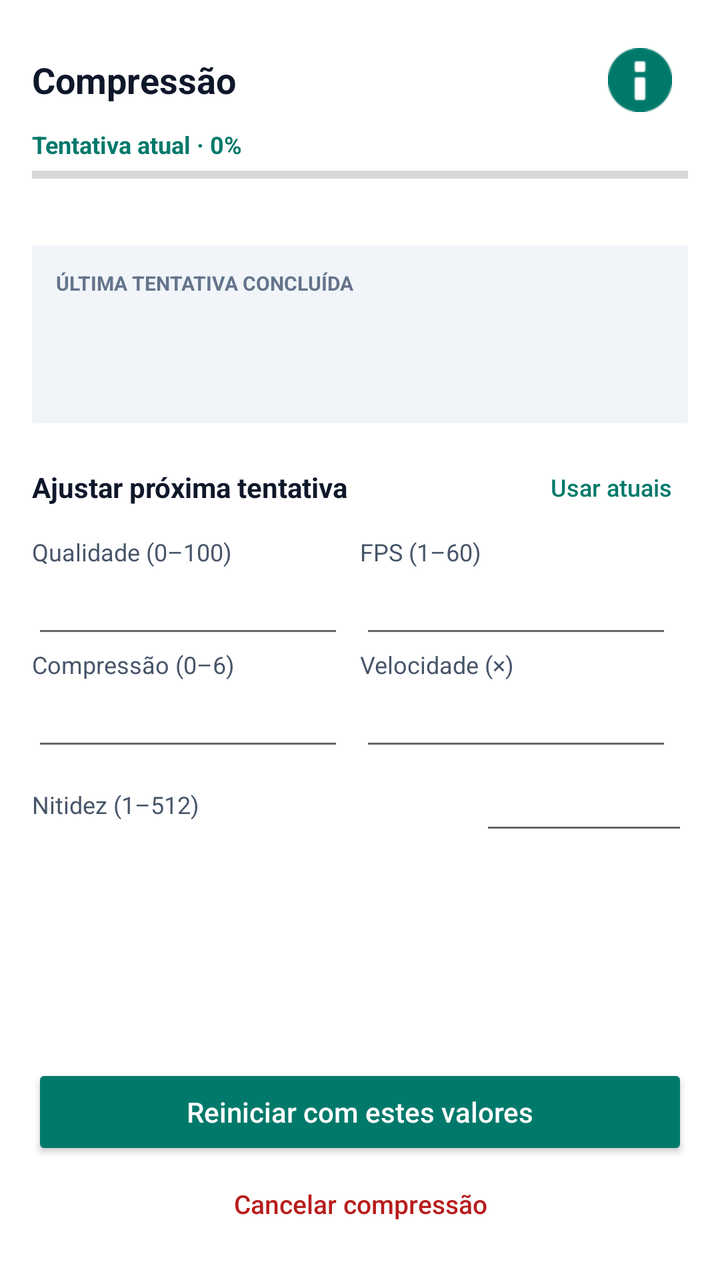
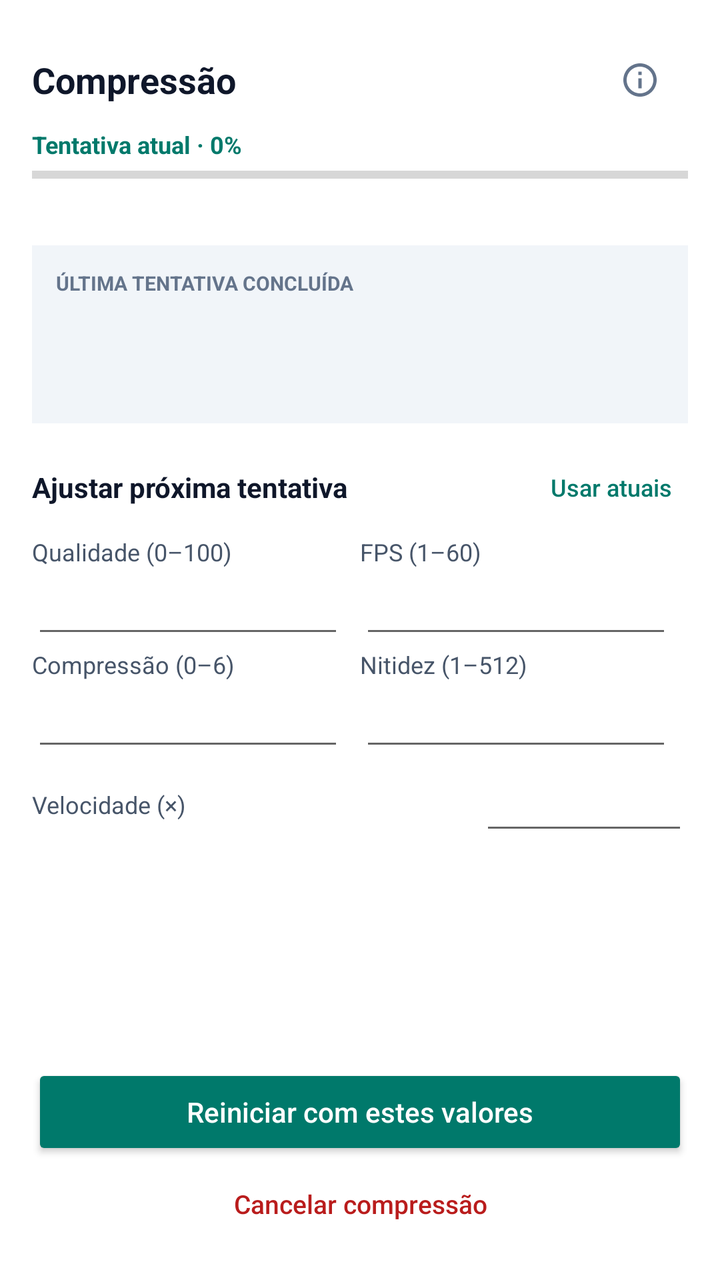

Screens rendered from an Android XML layout before and after an edit, with the pre-edit source and the edit as a unified diff.
<!-- AndroidManifest.xml: application theme AppTheme -->
<!-- res/layout/dialog_compression.xml -->
<?xml version="1.0" encoding="utf-8"?>
<LinearLayout xmlns:android="http://schemas.android.com/apk/res/android" android:layout_width="match_parent" android:layout_height="match_parent" android:orientation="vertical" android:padding="16dp">
 <LinearLayout android:layout_width="match_parent" android:layout_height="wrap_content" android:gravity="center_vertical" android:orientation="horizontal">
 <TextView android:id="@+id/compression_title" android:layout_width="0dp" android:layout_weight="1" android:layout_height="wrap_content" android:text="Compressão" android:textSize="18sp" android:textStyle="bold" android:textColor="#0F172A" />
 <ImageButton android:id="@+id/compression_info" android:layout_width="48dp" android:layout_height="48dp" android:background="?attr/selectableItemBackgroundBorderless" android:src="@android:drawable/ic_dialog_info" android:tint="#00796B" android:contentDescription="Informações sobre a compressão" />
 </LinearLayout>
 <ScrollView android:layout_width="match_parent" android:layout_height="0dp" android:layout_weight="1" android:fillViewport="false">
 <LinearLayout android:layout_width="match_parent" android:layout_height="wrap_content" android:orientation="vertical">
 <TextView android:id="@+id/compression_percentage" android:layout_width="match_parent" android:layout_height="wrap_content" android:text="Tentativa atual · 0%" android:textSize="12sp" android:textColor="#00796B" android:textStyle="bold" />
 <ProgressBar android:id="@+id/progress_bar" style="?android:attr/progressBarStyleHorizontal" android:layout_width="match_parent" android:layout_height="6dp" android:layout_marginTop="4dp" android:indeterminate="false" android:max="100" android:progress="0" />
 <TextView android:id="@+id/attempts_tv" android:layout_width="match_parent" android:layout_height="wrap_content" android:layout_marginTop="8dp" android:layout_marginBottom="8dp" android:textSize="12sp" android:textColor="#64748B" />
 <LinearLayout android:layout_width="match_parent" android:layout_height="wrap_content" android:orientation="vertical" android:padding="12dp" android:background="#F1F5F9">
 <TextView android:layout_width="match_parent" android:layout_height="wrap_content" android:text="ÚLTIMA TENTATIVA CONCLUÍDA" android:textSize="10sp" android:textStyle="bold" android:textColor="#64748B" />
 <TextView android:id="@+id/last_attempt_size" android:layout_width="match_parent" android:layout_height="wrap_content" android:layout_marginTop="4dp" android:textSize="20sp" android:textStyle="bold" android:textColor="#0F172A" />
 <TextView android:id="@+id/webp_info_tv" android:layout_width="match_parent" android:layout_height="wrap_content" android:layout_marginTop="4dp" android:textSize="12sp" android:textColor="#475569" android:textIsSelectable="true" />
 </LinearLayout>
 <LinearLayout android:layout_width="match_parent" android:layout_height="wrap_content" android:layout_marginTop="8dp" android:gravity="center_vertical" android:orientation="horizontal">
 <TextView android:layout_width="0dp" android:layout_weight="1" android:layout_height="wrap_content" android:text="Ajustar próxima tentativa" android:textStyle="bold" android:textSize="14sp" android:textColor="#0F172A" />
 <androidx.appcompat.widget.AppCompatButton android:id="@+id/use_current_settings" style="@style/Widget.AppCompat.Button.Borderless" android:layout_width="wrap_content" android:layout_height="48dp" android:minWidth="0dp" android:paddingLeft="8dp" android:paddingRight="8dp" android:text="Usar atuais" android:textAllCaps="false" android:textSize="12sp" android:textColor="#00796B" />
 </LinearLayout>
<LinearLayout android:layout_width="match_parent" android:layout_height="wrap_content" android:orientation="horizontal"><LinearLayout android:layout_width="0dp" android:layout_weight="1" android:layout_height="wrap_content" android:orientation="vertical" android:paddingRight="8dp">
  <TextView android:layout_width="match_parent" android:layout_height="wrap_content" android:text="Qualidade (0–100)" android:textSize="12sp" android:textColor="#475569" android:labelFor="@id/retry_quality" />
  <EditText android:id="@+id/retry_quality" android:layout_width="match_parent" android:layout_height="40dp" android:textSize="15sp" android:textColor="#0F172A" android:inputType="number" android:selectAllOnFocus="true" android:singleLine="true" />
  </LinearLayout><LinearLayout android:layout_width="0dp" android:layout_weight="1" android:layout_height="wrap_content" android:orientation="vertical" android:paddingRight="8dp">
  <TextView android:layout_width="match_parent" android:layout_height="wrap_content" android:text="FPS (1–60)" android:textSize="12sp" android:textColor="#475569" android:labelFor="@id/retry_fps" />
  <EditText android:id="@+id/retry_fps" android:layout_width="match_parent" android:layout_height="40dp" android:textSize="15sp" android:textColor="#0F172A" android:inputType="number" android:selectAllOnFocus="true" android:singleLine="true" />
  </LinearLayout></LinearLayout>
<LinearLayout android:layout_width="match_parent" android:layout_height="wrap_content" android:orientation="horizontal"><LinearLayout android:layout_width="0dp" android:layout_weight="1" android:layout_height="wrap_content" android:orientation="vertical" android:paddingRight="8dp">
  <TextView android:layout_width="match_parent" android:layout_height="wrap_content" android:text="Compressão (0–6)" android:textSize="12sp" android:textColor="#475569" android:labelFor="@id/retry_compression" />
  <EditText android:id="@+id/retry_compression" android:layout_width="match_parent" android:layout_height="40dp" android:textSize="15sp" android:textColor="#0F172A" android:inputType="number" android:selectAllOnFocus="true" android:singleLine="true" />
  </LinearLayout><LinearLayout android:layout_width="0dp" android:layout_weight="1" android:layout_height="wrap_content" android:orientation="vertical" android:paddingRight="8dp">
  <TextView android:layout_width="match_parent" android:layout_height="wrap_content" android:text="Velocidade (×)" android:textSize="12sp" android:textColor="#475569" android:labelFor="@id/retry_speed" />
  <EditText android:id="@+id/retry_speed" android:layout_width="match_parent" android:layout_height="40dp" android:textSize="15sp" android:textColor="#0F172A" android:inputType="numberDecimal" android:selectAllOnFocus="true" android:singleLine="true" />
  </LinearLayout></LinearLayout>
<LinearLayout android:layout_width="match_parent" android:layout_height="44dp" android:gravity="center_vertical" android:orientation="horizontal">
<TextView android:layout_width="0dp" android:layout_weight="1" android:layout_height="wrap_content" android:text="Nitidez (1–512)" android:textSize="12sp" android:textColor="#475569" android:labelFor="@id/retry_detail" />
<EditText android:id="@+id/retry_detail" android:layout_width="104dp" android:layout_height="40dp" android:textSize="15sp" android:textColor="#0F172A" android:gravity="center" android:inputType="number" android:selectAllOnFocus="true" android:singleLine="true" />
</LinearLayout>
<TextView android:id="@+id/compression_action_status" android:layout_width="match_parent" android:layout_height="wrap_content" android:textSize="12sp" android:textColor="#B91C1C" android:accessibilityLiveRegion="polite" />
 </LinearLayout>
 </ScrollView>
 <androidx.appcompat.widget.AppCompatButton android:id="@+id/retry_compression_button" android:layout_width="match_parent" android:layout_height="48dp" android:layout_marginTop="12dp" android:text="Reiniciar com estes valores" android:textAllCaps="false" android:textSize="14sp" android:backgroundTint="#00796B" android:textColor="#FFFFFF" />
 <androidx.appcompat.widget.AppCompatButton android:id="@+id/cancel_compression" style="@style/Widget.AppCompat.Button.Borderless" android:layout_width="match_parent" android:layout_height="44dp" android:text="Cancelar compressão" android:textAllCaps="false" android:textSize="13sp" android:textColor="#B91C1C" />
</LinearLayout>
<!-- resources referenced by this layout -->
<resources>
  <style name="AppTheme" parent="Theme.MaterialComponents.Light">
          
          <item name="colorPrimary">@color/colorPrimary</item>
          <item name="colorPrimaryDark">@color/colorPrimaryDark</item>
          <item name="colorAccent">@color/colorAccent</item>
          <item name="actionBarTheme">@style/MyApp.ActionBarTheme</item>
  
          <item name="materialButtonStyle">@style/BlackMaterialButton</item>
      </style>
  <color name="colorPrimary">#fff</color>
  <color name="colorPrimaryDark">#BABABA</color>
  <color name="colorAccent">#128C7E</color>
  <style name="MyApp.ActionBarTheme" parent="@style/ThemeOverlay.MaterialComponents.ActionBar">
          <item name="colorControlNormal">@color/actionBarArrowColor</item>
      </style>
  <style name="BlackMaterialButton" parent="Widget.MaterialComponents.Button">
          
          <item name="backgroundTint">#FFFFFF</item>
          
          <item name="android:textColor">#000000</item>
          
          <item name="android:insetTop">0dp</item>
          <item name="android:insetBottom">0dp</item>
      </style>
  <color name="actionBarArrowColor">@color/colorAccent</color>
</resources>

<!-- the commit's change to res/layout/dialog_compression.xml (unified diff, before → after) -->
@@ -2,7 +2,7 @@
 <LinearLayout xmlns:android="http://schemas.android.com/apk/res/android" android:layout_width="match_parent" android:layout_height="match_parent" android:orientation="vertical" android:padding="16dp">
  <LinearLayout android:layout_width="match_parent" android:layout_height="wrap_content" android:gravity="center_vertical" android:orientation="horizontal">
  <TextView android:id="@+id/compression_title" android:layout_width="0dp" android:layout_weight="1" android:layout_height="wrap_content" android:text="Compressão" android:textSize="18sp" android:textStyle="bold" android:textColor="#0F172A" />
- <ImageButton android:id="@+id/compression_info" android:layout_width="48dp" android:layout_height="48dp" android:background="?attr/selectableItemBackgroundBorderless" android:src="@android:drawable/ic_dialog_info" android:tint="#00796B" android:contentDescription="Informações sobre a compressão" />
+ <ImageButton android:id="@+id/compression_info" android:layout_width="48dp" android:layout_height="48dp" android:padding="14dp" android:scaleType="fitCenter" android:background="?attr/selectableItemBackgroundBorderless" android:src="@drawable/ic_compression_info" android:tint="#64748B" android:contentDescription="Informações sobre a compressão" />
  </LinearLayout>
  <ScrollView android:layout_width="match_parent" android:layout_height="0dp" android:layout_weight="1" android:fillViewport="false">
  <LinearLayout android:layout_width="match_parent" android:layout_height="wrap_content" android:orientation="vertical">
@@ -29,12 +29,12 @@
   <TextView android:layout_width="match_parent" android:layout_height="wrap_content" android:text="Compressão (0–6)" android:textSize="12sp" android:textColor="#475569" android:labelFor="@id/retry_compression" />
   <EditText android:id="@+id/retry_compression" android:layout_width="match_parent" android:layout_height="40dp" android:textSize="15sp" android:textColor="#0F172A" android:inputType="number" android:selectAllOnFocus="true" android:singleLine="true" />
   </LinearLayout><LinearLayout android:layout_width="0dp" android:layout_weight="1" android:layout_height="wrap_content" android:orientation="vertical" android:paddingRight="8dp">
-  <TextView android:layout_width="match_parent" android:layout_height="wrap_content" android:text="Velocidade (×)" android:textSize="12sp" android:textColor="#475569" android:labelFor="@id/retry_speed" />
-  <EditText android:id="@+id/retry_speed" android:layout_width="match_parent" android:layout_height="40dp" android:textSize="15sp" android:textColor="#0F172A" android:inputType="numberDecimal" android:selectAllOnFocus="true" android:singleLine="true" />
+  <TextView android:layout_width="match_parent" android:layout_height="wrap_content" android:text="Nitidez (1–512)" android:textSize="12sp" android:textColor="#475569" android:labelFor="@id/retry_detail" />
+  <EditText android:id="@+id/retry_detail" android:layout_width="match_parent" android:layout_height="40dp" android:textSize="15sp" android:textColor="#0F172A" android:inputType="number" android:selectAllOnFocus="true" android:singleLine="true" />
   </LinearLayout></LinearLayout>
 <LinearLayout android:layout_width="match_parent" android:layout_height="44dp" android:gravity="center_vertical" android:orientation="horizontal">
-<TextView android:layout_width="0dp" android:layout_weight="1" android:layout_height="wrap_content" android:text="Nitidez (1–512)" android:textSize="12sp" android:textColor="#475569" android:labelFor="@id/retry_detail" />
-<EditText android:id="@+id/retry_detail" android:layout_width="104dp" android:layout_height="40dp" android:textSize="15sp" android:textColor="#0F172A" android:gravity="center" android:inputType="number" android:selectAllOnFocus="true" android:singleLine="true" />
+<TextView android:layout_width="0dp" android:layout_weight="1" android:layout_height="wrap_content" android:text="Velocidade (×)" android:textSize="12sp" android:textColor="#475569" android:labelFor="@id/retry_speed" />
+<EditText android:id="@+id/retry_speed" android:layout_width="104dp" android:layout_height="40dp" android:textSize="15sp" android:textColor="#0F172A" android:gravity="center" android:inputType="numberDecimal" android:selectAllOnFocus="true" android:singleLine="true" />
 </LinearLayout>
 <TextView android:id="@+id/compression_action_status" android:layout_width="match_parent" android:layout_height="wrap_content" android:textSize="12sp" android:textColor="#B91C1C" android:accessibilityLiveRegion="polite" />
  </LinearLayout>
<!-- resource entries referenced after the edit -->
@@ -1,5 +1,12 @@
 <!-- resources referenced by this layout -->
 <resources>
+  <!-- drawable ic_compression_info (drawable) -->
+  <vector xmlns:android="http://schemas.android.com/apk/res/android"
+      android:width="20dp" android:height="20dp"
+      android:viewportWidth="24" android:viewportHeight="24">
+      <path android:fillColor="#64748B" android:fillType="evenOdd"
+          android:pathData="M12,2C6.48,2 2,6.48 2,12s4.48,10 10,10 10,-4.48 10,-10S17.52,2 12,2zM12,20c-4.41,0 -8,-3.59 -8,-8s3.59,-8 8,-8 8,3.59 8,8 -3.59,8 -8,8zM11,7h2v2h-2zM11,11h2v6h-2z" />
+  </vector>
   <style name="AppTheme" parent="Theme.MaterialComponents.Light">
           
           <item name="colorPrimary">@color/colorPrimary</item>
